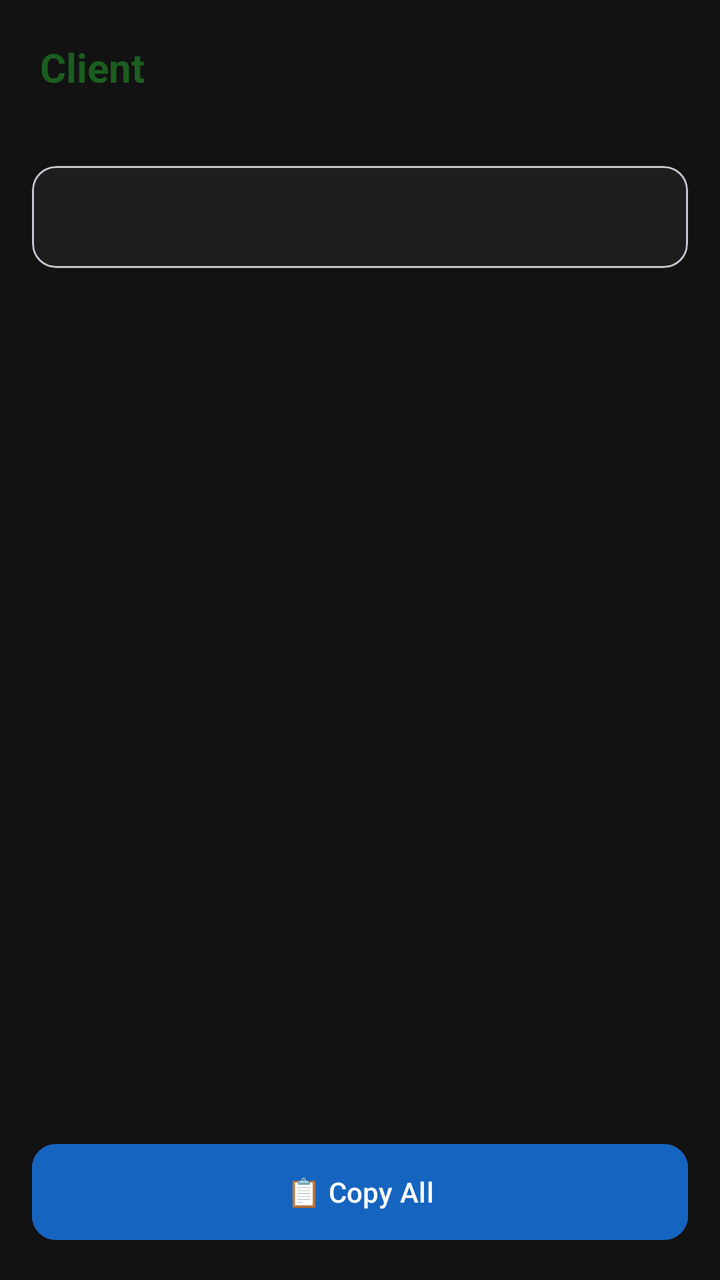
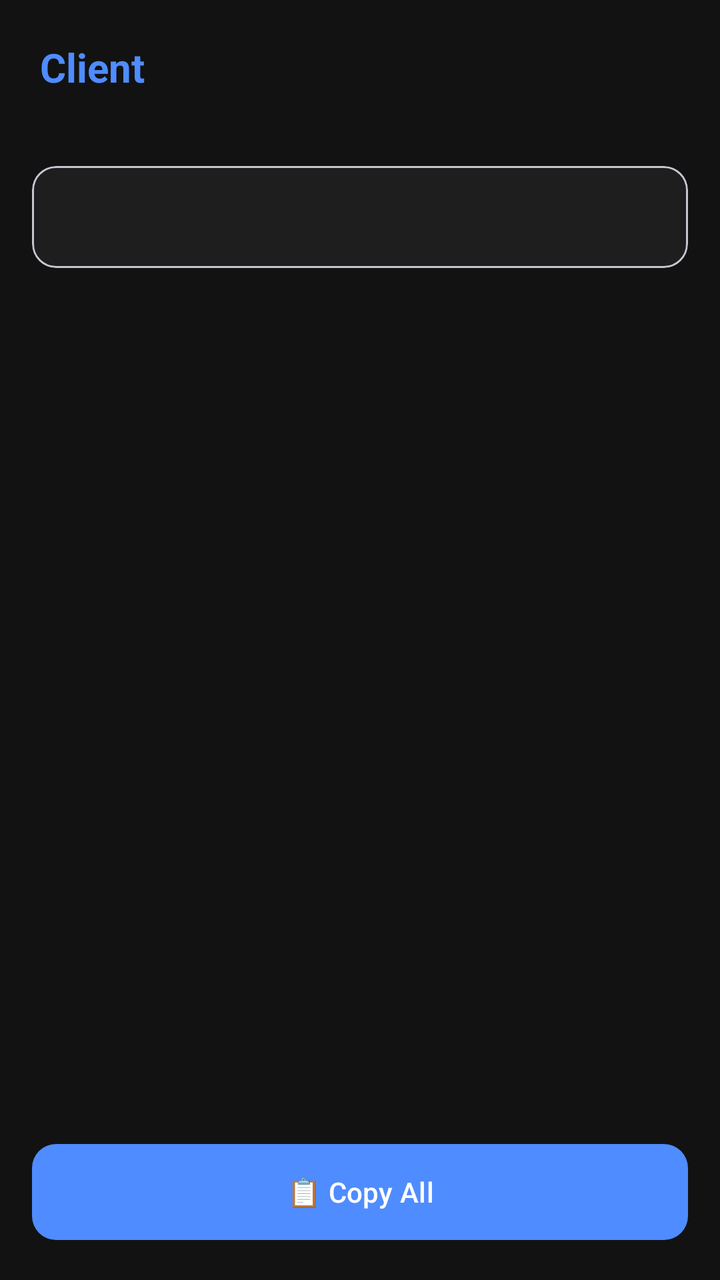

An Android layout rendered at two revisions. The XML below is the earlier revision; the diff shows what the commit changed to produce the second picture.
<!-- AndroidManifest.xml: application theme Theme.NAKAssist -->
<!-- res/layout/activity_thread.xml -->
<?xml version="1.0" encoding="utf-8"?>
<LinearLayout xmlns:android="http://schemas.android.com/apk/res/android"
    xmlns:app="http://schemas.android.com/apk/res-auto"
    android:layout_width="match_parent"
    android:layout_height="match_parent"
    android:orientation="vertical"
    android:background="?attr/colorSurface">

    <TextView
        android:id="@+id/tvClientName"
        android:layout_width="match_parent"
        android:layout_height="wrap_content"
        android:padding="20dp"
        android:textSize="20sp"
        android:textStyle="bold"
        android:textColor="?attr/colorPrimary"
        android:text="Client" />

    <ScrollView
        android:layout_width="match_parent"
        android:layout_height="0dp"
        android:layout_weight="1">

        <com.google.android.material.card.MaterialCardView
            android:layout_width="match_parent"
            android:layout_height="wrap_content"
            android:layout_margin="16dp"
            app:cardBackgroundColor="?attr/colorSurfaceVariant"
            app:cardCornerRadius="12dp"
            app:cardElevation="0dp">

            <TextView
                android:id="@+id/tvThread"
                android:layout_width="match_parent"
                android:layout_height="wrap_content"
                android:padding="16dp"
                android:textIsSelectable="true"
                android:textColor="?attr/colorOnSurface"
                android:textSize="14sp"
                android:lineSpacingExtra="4dp"
                android:text="" />
        </com.google.android.material.card.MaterialCardView>
    </ScrollView>

    <com.google.android.material.button.MaterialButton
        android:id="@+id/btnCopyAll"
        android:layout_width="match_parent"
        android:layout_height="56dp"
        android:layout_margin="16dp"
        android:text="📋 Copy All"
        android:backgroundTint="#1565C0"
        android:textColor="@android:color/white"
        app:cornerRadius="12dp" />

</LinearLayout>
<!-- resources referenced by this layout -->
<resources>
  <style name="Theme.NAKAssist" parent="Theme.Material3.DayNight.NoActionBar">
          <item name="colorPrimary">#1B5E20</item>
          <item name="colorOnPrimary">#FFFFFF</item>
          <item name="colorPrimaryContainer">#A5D6A7</item>
          <item name="colorOnPrimaryContainer">#002204</item>
          <item name="colorSecondary">#9C27B0</item>
          <item name="colorOnSecondary">#FFFFFF</item>
          <item name="colorTertiary">#1565C0</item>
          <item name="colorOnTertiary">#FFFFFF</item>
          <item name="colorSurface">#121212</item>
          <item name="colorOnSurface">#E0E0E0</item>
          <item name="colorSurfaceVariant">#1E1E1E</item>
          <item name="colorOnSurfaceVariant">#AAAAAA</item>
          <item name="android:statusBarColor">@android:color/transparent</item>
          <item name="android:navigationBarColor">#121212</item>
      </style>
</resources>

<!-- the commit's change to res/layout/activity_thread.xml (unified diff, before → after) -->
@@ -21,25 +21,80 @@
         android:layout_height="0dp"
         android:layout_weight="1">
 
-        <com.google.android.material.card.MaterialCardView
+        <LinearLayout
             android:layout_width="match_parent"
             android:layout_height="wrap_content"
-            android:layout_margin="16dp"
-            app:cardBackgroundColor="?attr/colorSurfaceVariant"
-            app:cardCornerRadius="12dp"
-            app:cardElevation="0dp">
+            android:orientation="vertical">
 
-            <TextView
-                android:id="@+id/tvThread"
+            
+            <com.google.android.material.card.MaterialCardView
+                android:id="@+id/cardDraft"
                 android:layout_width="match_parent"
                 android:layout_height="wrap_content"
-                android:padding="16dp"
-                android:textIsSelectable="true"
-                android:textColor="?attr/colorOnSurface"
-                android:textSize="14sp"
-                android:lineSpacingExtra="4dp"
-                android:text="" />
-        </com.google.android.material.card.MaterialCardView>
+                android:layout_marginStart="16dp"
+                android:layout_marginEnd="16dp"
+                android:layout_marginTop="16dp"
+                android:visibility="gone"
+                app:cardBackgroundColor="?attr/colorPrimaryContainer"
+                app:cardCornerRadius="12dp"
+                app:cardElevation="0dp">
+
+                <LinearLayout
+                    android:layout_width="match_parent"
+                    android:layout_height="wrap_content"
+                    android:orientation="vertical"
+                    android:padding="16dp">
+
+                    <TextView
+                        android:layout_width="wrap_content"
+                        android:layout_height="wrap_content"
+                        android:text="✍️ SUGGESTED REPLY"
+                        android:textSize="11sp"
+                        android:textStyle="bold"
+                        android:letterSpacing="0.08"
+                        android:textColor="?attr/colorOnPrimaryContainer"
+                        android:layout_marginBottom="8dp" />
+
+                    <TextView
+                        android:id="@+id/tvDraft"
+                        android:layout_width="match_parent"
+                        android:layout_height="wrap_content"
+                        android:textIsSelectable="true"
+                        android:textColor="?attr/colorOnPrimaryContainer"
+                        android:textSize="14sp"
+                        android:lineSpacingExtra="4dp"
+                        android:layout_marginBottom="12dp"
+                        android:text="" />
+
+                    <com.google.android.material.button.MaterialButton
+                        android:id="@+id/btnCopyDraft"
+                        android:layout_width="match_parent"
+                        android:layout_height="48dp"
+                        android:text="📋 Copy Draft"
+                        app:cornerRadius="12dp" />
+                </LinearLayout>
+            </com.google.android.material.card.MaterialCardView>
+
+            <com.google.android.material.card.MaterialCardView
+                android:layout_width="match_parent"
+                android:layout_height="wrap_content"
+                android:layout_margin="16dp"
+                app:cardBackgroundColor="?attr/colorSurfaceVariant"
+                app:cardCornerRadius="12dp"
+                app:cardElevation="0dp">
+
+                <TextView
+                    android:id="@+id/tvThread"
+                    android:layout_width="match_parent"
+                    android:layout_height="wrap_content"
+                    android:padding="16dp"
+                    android:textIsSelectable="true"
+                    android:textColor="?attr/colorOnSurface"
+                    android:textSize="14sp"
+                    android:lineSpacingExtra="4dp"
+                    android:text="" />
+            </com.google.android.material.card.MaterialCardView>
+        </LinearLayout>
     </ScrollView>
 
     <com.google.android.material.button.MaterialButton
@@ -48,8 +103,6 @@
         android:layout_height="56dp"
         android:layout_margin="16dp"
         android:text="📋 Copy All"
-        android:backgroundTint="#1565C0"
-        android:textColor="@android:color/white"
         app:cornerRadius="12dp" />
 
 </LinearLayout>
<!-- resource entries referenced after the edit -->
@@ -1,13 +1,13 @@
 <!-- resources referenced by this layout -->
 <resources>
   <style name="Theme.NAKAssist" parent="Theme.Material3.DayNight.NoActionBar">
-          <item name="colorPrimary">#1B5E20</item>
+          <item name="colorPrimary">#4F8CFF</item>
           <item name="colorOnPrimary">#FFFFFF</item>
-          <item name="colorPrimaryContainer">#A5D6A7</item>
-          <item name="colorOnPrimaryContainer">#002204</item>
-          <item name="colorSecondary">#9C27B0</item>
+          <item name="colorPrimaryContainer">#1E3A6B</item>
+          <item name="colorOnPrimaryContainer">#D6E4FF</item>
+          <item name="colorSecondary">#4F8CFF</item>
           <item name="colorOnSecondary">#FFFFFF</item>
-          <item name="colorTertiary">#1565C0</item>
+          <item name="colorTertiary">#4F8CFF</item>
           <item name="colorOnTertiary">#FFFFFF</item>
           <item name="colorSurface">#121212</item>
           <item name="colorOnSurface">#E0E0E0</item>
